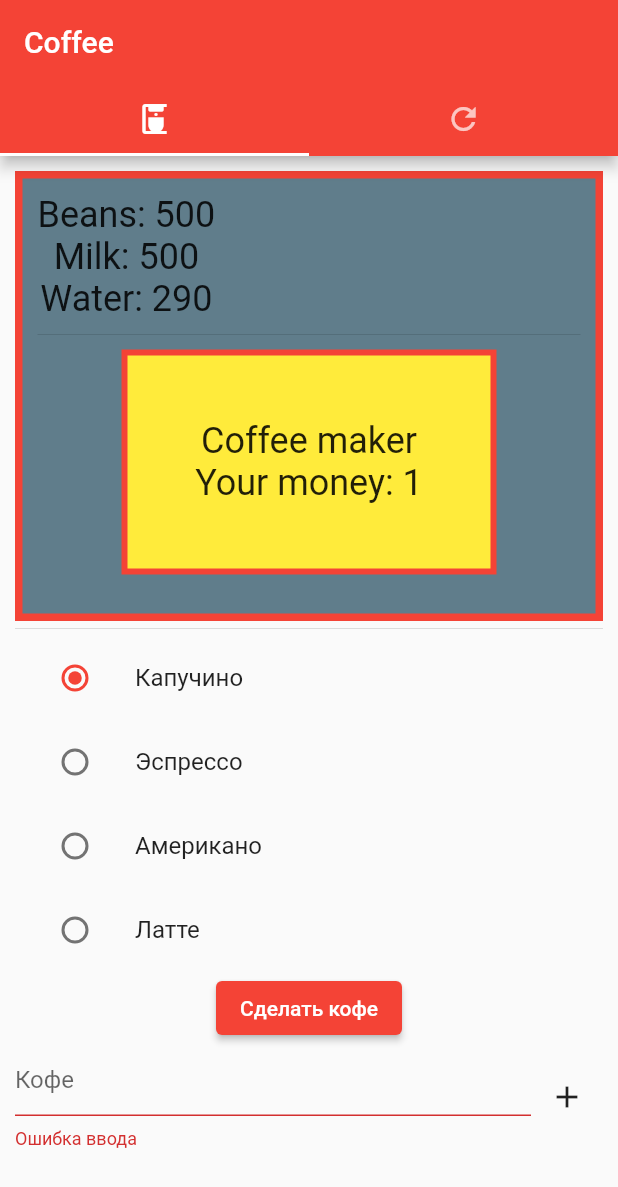
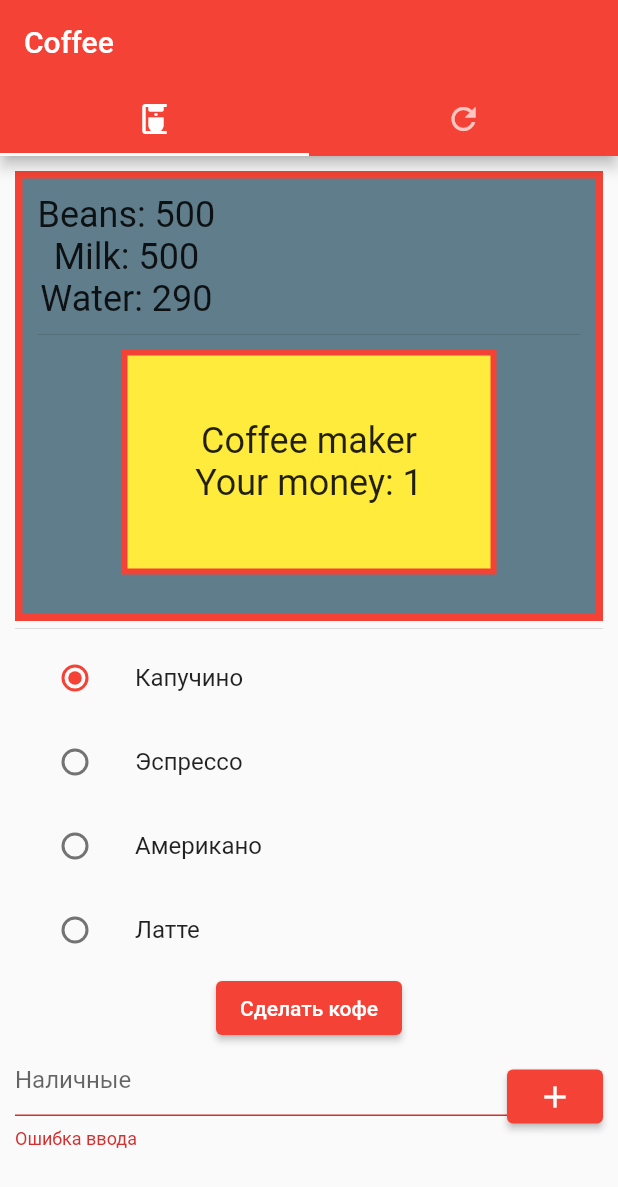
Before and after one commit to Nikeshhh/Mobile-Dev-Labs, a Flutter app: the screen it shows after launch, after a tap on the "add" icon, on a phone screen of 412 x 824 dp. Shown: the top 1187 px of the screen. Run offline on Flutter 3.47's test engine with Material 2 defaults, Android fonts, the phone set to English and light mode, and no system bars.

Commit message:
Добавлена декорация интерфейса добавления ресурсов

```diff
--- a/lab_9/lib/main.dart
+++ b/lab_9/lib/main.dart
@@ -144,7 +144,8 @@ class MyTabBar extends State {
                       ),
                     )
                   ],
-                )),
+                )
+            ),
             const Divider(
               height: 10,
             ),
@@ -183,15 +184,15 @@ class MyTabBar extends State {
                     }
                   },
                   decoration: const InputDecoration(
-                    hintText: 'Кофе',
+                    hintText: 'Наличные',
                   ),
                   keyboardType: TextInputType.number,
                 ),
               ),
-              IconButton(
-                // Кнопка для заполнения
+              ElevatedButton(
                 onPressed: _addMoney,
-                icon: const Icon(Icons.add),
+                child: const Icon(Icons.add),
+
               ),
             ],
           ),
@@ -210,13 +211,24 @@ class MyTabBar extends State {
               mainAxisAlignment: MainAxisAlignment.center,
               crossAxisAlignment: CrossAxisAlignment.center,
               children: [
-                const Text('Resources:'),
-                // Надписи со значениями ресурсов
-                Text('Beans: $coffeeAmount'),
-                Text('Milk: $milkAmount'),
-                Text('Water: $waterAmount'),
-                Text('Cash: $cashAmount'),
-                //
+                Container(
+                  padding: const EdgeInsets.all(10),
+                  width: double.infinity,
+                  decoration: BoxDecoration(
+                      border: Border.all(color: Colors.red, width: 5),
+                      color: Colors.blueGrey),
+                  child: Column(
+                    children: [
+                      Text('Resources:', style: _styleForText()),
+                      // Надписи со значениями ресурсов
+                      Text('Beans: $coffeeAmount', style: _styleForText()),
+                      Text('Milk: $milkAmount', style: _styleForText()),
+                      Text('Water: $waterAmount', style: _styleForText()),
+                      Text('Cash: $cashAmount', style: _styleForText()),
+                    ],
+                  )
+                ),
+                const Divider(height: 20,),
                 Form(
                   // Виджет формы
                   key: _formKey,
@@ -329,15 +341,8 @@ class MyTabBar extends State {
                 ElevatedButton(
                   // Кнопка для заполнения
                   onPressed: _fillResources,
-                  child: const Text('Заполнить'),
+                  child: const Text('Добавить'),
                 ),
-                ElevatedButton(
-                  // Кнопка возвращения на главную страницу
-                  onPressed: () {
-                    Navigator.pop(context);
-                  },
-                  child: const Text('Назад'),
-                )
               ],
             ),
           ],
```
